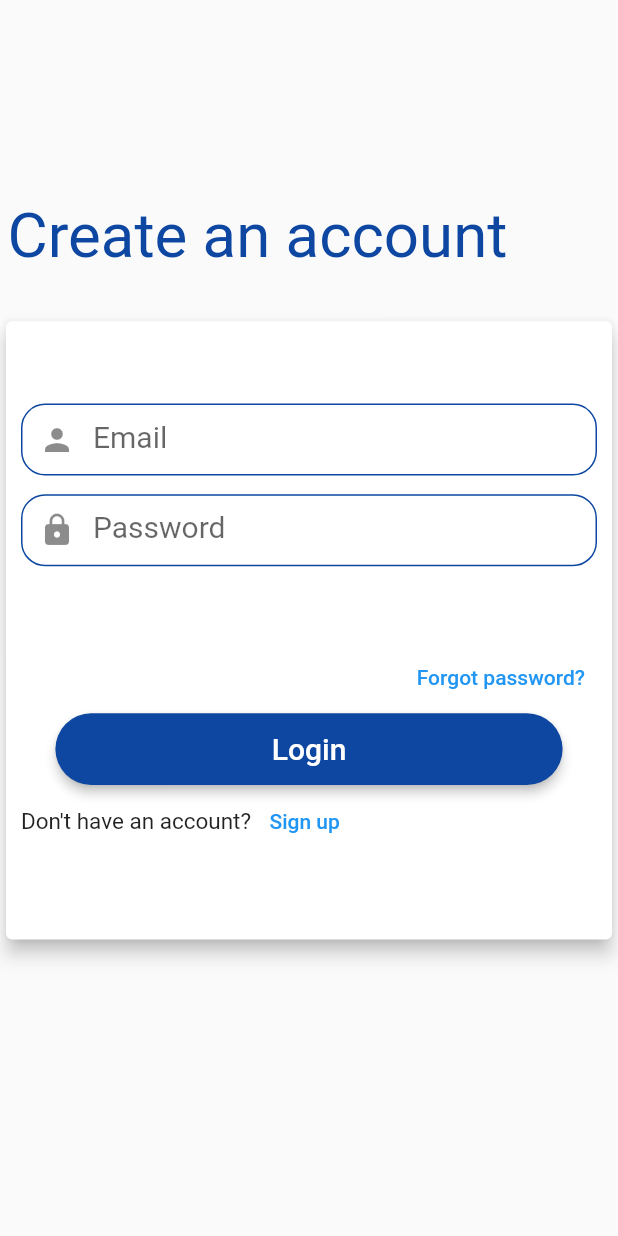
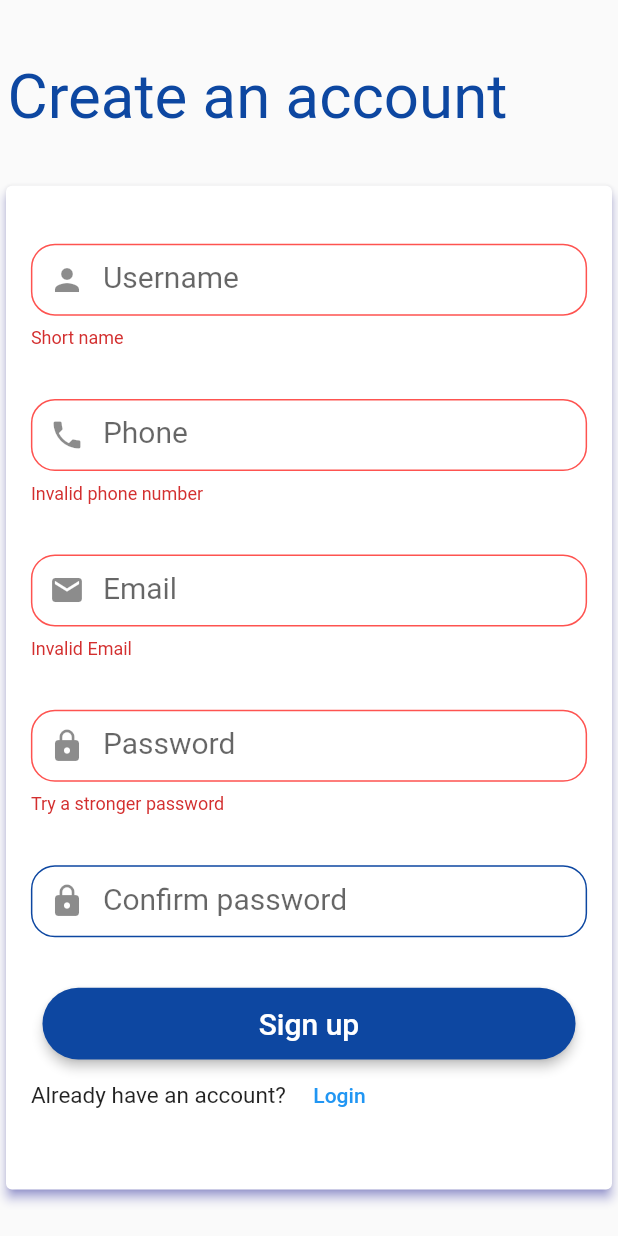
Before and after one commit to RonnyK36/finder, a Flutter app: the SignUpScreen screen opened directly, after a tap on "Sign up", on a phone screen of 412 x 824 dp. Run offline on Flutter 3.47's test engine with Material 2 defaults, Android fonts, the phone set to English and light mode, and no system bars; our stand-ins replace carousel_slider, get, google_fonts; Roboto replaces fonts that are missing (NotoSansMono-Regular, Ubuntu); project files that could hold a hidden picture were left out.

Commit message:
Sign up screen and Reset screen

```diff
--- a/lib/views/screens/landing_page.dart
+++ b/lib/views/screens/landing_page.dart
@@ -1,11 +1,8 @@
 import 'package:finder/config/configurations.dart';
-import 'package:finder/views/screens/login_ui_screen.dart';
 import 'package:finder/views/screens/root.dart';
 import 'package:finder/widgets/reusable_button.dart';
 import 'package:flutter/material.dart';
 import 'package:get/get.dart';
-
-import 'home_screen.dart';
 
 class LandingPage extends StatelessWidget {
   const LandingPage({Key? key}) : super(key: key);
--- a/lib/views/screens/sign_up_screen.dart
+++ b/lib/views/screens/sign_up_screen.dart
@@ -1,8 +1,8 @@
-import 'package:carousel_slider/carousel_options.dart';
 import 'package:finder/config/configurations.dart';
-import 'package:finder/views/screens/sign_in_form.dart';
 import 'package:finder/widgets/login_header.dart';
+import 'package:finder/widgets/rounded_text_form_field.dart';
 import 'package:finder/widgets/sign_in_buttons.dart';
+import 'package:finder/widgets/sign_up_buttons.dart';
 import 'package:flutter/material.dart';
 
 class SignUpScreen extends StatefulWidget {
@@ -13,23 +13,138 @@ class SignUpScreen extends StatefulWidget {
 }
 
 class _SignUpScreenState extends State<SignUpScreen> {
+  final formKey = GlobalKey<FormState>();
+  TextEditingController _nameController = TextEditingController();
+  TextEditingController _emailController = TextEditingController();
+  TextEditingController _phoneController = TextEditingController();
+  TextEditingController _passwordController = TextEditingController();
+  TextEditingController _confirmPasswordController = TextEditingController();
+
   @override
   Widget build(BuildContext context) {
     return Scaffold(
       body: SingleChildScrollView(
         child: Container(
-          height: Config.screenHeight! * 0.9,
+          height: Config.screenHeight! * 0.99,
           child: Column(
-            mainAxisAlignment: MainAxisAlignment.center,
+            mainAxisAlignment: MainAxisAlignment.spaceEvenly,
             children: [
               // Header of page
-              TitleSection(
-                title: 'Create an account',
+              TitleSection(title: 'Create an account'),
+              buildFormFileds(),
+            ],
+          ),
+        ),
+      ),
+    );
+  }
+
+  Card buildFormFileds() {
+    return Card(
+      elevation: 3,
+      shadowColor: kAccentColor,
+      child: Padding(
+        padding: EdgeInsets.symmetric(horizontal: 10, vertical: 5),
+        child: Center(
+          child: Column(
+            mainAxisAlignment: MainAxisAlignment.spaceEvenly,
+            children: [
+              Form(
+                key: formKey,
+                child: Container(
+                  height: Config.screenHeight! * 0.8,
+                  width: Config.screenWidth! * 0.90,
+                  child: Column(
+                    mainAxisAlignment: MainAxisAlignment.spaceEvenly,
+                    children: [
+                      RoundedTextFormField(
+                        controller: _nameController,
+                        isObscure: false,
+                        icon: Icons.person,
+                        validator: (val) {
+                          if (val.toString().length < 3) {
+                            return 'Short name';
+                          } else {
+                            return null;
+                          }
+                        },
+                        labelText: "Username",
+                        keyboardType: TextInputType.name,
+                      ),
+                      RoundedTextFormField(
+                        controller: _phoneController,
+                        isObscure: false,
+                        icon: Icons.phone,
+                        validator: (val) {
+                          if (val.toString().length != 10) {
+                            return 'Invalid phone number';
+                          } else {
+                            return null;
+                          }
+                        },
+                        labelText: "Phone",
+                        keyboardType: TextInputType.number,
+                      ),
+                      RoundedTextFormField(
+                        controller: _emailController,
+                        isObscure: false,
+                        icon: Icons.email,
+                        validator: (val) {
+                          bool _isEmailValid = RegExp(
+                                  r"^[a-zA-Z0-9.a-zA-Z0-9.!#$%&'*+-/=?^_`{|}~]+@[a-zA-Z0-9]+\.[a-zA-Z]+")
+                              .hasMatch(val);
+                          if (!_isEmailValid) {
+                            return 'Invalid Email';
+                          } else {
+                            return null;
+                          }
+                        },
+                        labelText: "Email",
+                        keyboardType: TextInputType.visiblePassword,
+                      ),
+                      RoundedTextFormField(
+                        controller: _passwordController,
+                        isObscure: true,
+                        icon: Icons.lock,
+                        validator: (val) {
+                          if (val.toString().length < 6) {
+                            return 'Try a stronger password';
+                          } else if (val.toString() == '') {
+                            return 'Password can not be empty';
+                          } else {
+                            return null;
+                          }
+                        },
+                        labelText: "Password",
+                        keyboardType: TextInputType.visiblePassword,
+                      ),
+                      RoundedTextFormField(
+                        controller: _confirmPasswordController,
+                        isObscure: true,
+                        icon: Icons.lock,
+                        validator: (val) {
+                          if (val.toString().trim() !=
+                              _passwordController.text.trim()) {
+                            return 'Passwords do not much.';
+                          } else {
+                            return null;
+                          }
+                        },
+                        labelText: "Confirm password",
+                        keyboardType: TextInputType.visiblePassword,
+                      ),
+                      SignUpButtons(
+                        formKey: formKey,
+                        emailController: _emailController,
+                        passwordController: _passwordController,
+                        confrimPasswordController: _confirmPasswordController,
+                        phoneController: _phoneController,
+                        nameController: _nameController,
+                      ),
+                    ],
+                  ),
+                ),
               ),
-              SizedBox(
-                height: Config.screenHeight! * 0.02,
-              ),
-              SignInForm(),
             ],
           ),
         ),
--- a/lib/widgets/reusable_button.dart
+++ b/lib/widgets/reusable_button.dart
@@ -1,6 +1,5 @@
 import 'package:finder/config/configurations.dart';
 import 'package:flutter/material.dart';
-import 'package:google_fonts/google_fonts.dart';
 
 ElevatedButton reusableButton(
   context, {
--- a/lib/widgets/sign_in_buttons.dart
+++ b/lib/widgets/sign_in_buttons.dart
@@ -1,7 +1,5 @@
-import 'dart:ffi';
-
 import 'package:finder/config/configurations.dart';
-import 'package:finder/views/screens/home_screen.dart';
+import 'package:finder/views/screens/reset_password.dart';
 import 'package:finder/views/screens/sign_up_screen.dart';
 import 'package:finder/widgets/reusable_button.dart';
 import 'package:flutter/material.dart';
@@ -28,7 +26,7 @@ class SignInButtons extends StatelessWidget {
           alignment: Alignment.centerRight,
           child: TextButton(
             child: Text('Forgot password?'),
-            onPressed: () {},
+            onPressed: () => Get.to(() => ResetPassword()),
           ),
         ),
         reusableButton(
--- a/lib/views/screens/sign_in_form.dart
+++ b/lib/widgets/sign_in_form.dart
@@ -1,9 +1,7 @@
 import 'package:finder/config/configurations.dart';
-import 'package:finder/views/screens/home_screen.dart';
 import 'package:finder/widgets/rounded_text_form_field.dart';
 import 'package:finder/widgets/sign_in_buttons.dart';
 import 'package:flutter/material.dart';
-import 'package:get/get.dart';
 
 class SignInForm extends StatefulWidget {
   @override
@@ -19,12 +17,13 @@ class _SignInFormState extends State<SignInForm> {
 
   @override
   Widget build(BuildContext context) {
-    return Container(
-      height: Config.screenHeight! * 0.51,
-      child: Form(
-        key: _formKey,
-        child: Card(
-          elevation: 5,
+    return Card(
+      elevation: 3,
+      shadowColor: kAccentColor,
+      child: Container(
+        height: Config.screenHeight! * 0.5,
+        child: Form(
+          key: _formKey,
           child: Padding(
             padding: EdgeInsets.symmetric(horizontal: 10, vertical: 5),
             child: Center(
@@ -48,39 +47,40 @@ class _SignInFormState extends State<SignInForm> {
 
   Column buildTextFormFields() {
     return Column(
+      mainAxisAlignment: MainAxisAlignment.spaceEvenly,
       children: [
         RoundedTextFormField(
           keyboardType: TextInputType.emailAddress,
           controller: _emailController,
           labelText: 'Email',
           icon: Icons.person,
-          validator: null,
-          // validator: (val) {
-          //   bool _isEmailValid = RegExp(
-          //           r"^[a-zA-Z0-9.a-zA-Z0-9.!#$%&'*+-/=?^_`{|}~]+@[a-zA-Z0-9]+\.[a-zA-Z]+")
-          //       .hasMatch(val);
-          //   if (!_isEmailValid) {
-          //     return 'Invalid Email';
-          //   } else {
-          //     return null;
-          //   }
-          // },
+          validator: (val) {
+            bool _isEmailValid = RegExp(
+                    r"^[a-zA-Z0-9.a-zA-Z0-9.!#$%&'*+-/=?^_`{|}~]+@[a-zA-Z0-9]+\.[a-zA-Z]+")
+                .hasMatch(val);
+            if (!_isEmailValid) {
+              return 'Invalid Email';
+            } else {
+              return null;
+            }
+          },
           isObscure: false,
         ),
-        SizedBox(height: Config.screenHeight! * 0.015),
+        SizedBox(
+          height: Config.screenHeight! * 0.030,
+        ),
         RoundedTextFormField(
           keyboardType: TextInputType.visiblePassword,
           icon: Icons.lock,
-          validator: null,
-          // validator: (val) {
-          //   if (val.toString().length < 6) {
-          //     return 'Try a stronger password';
-          //   } else if (val.toString() == '') {
-          //     return 'Password can not be empty';
-          //   } else {
-          //     return null;
-          //   }
-          // },
+          validator: (val) {
+            if (val.toString().length < 6) {
+              return 'Try a stronger password';
+            } else if (val.toString() == '') {
+              return 'Password can not be empty';
+            } else {
+              return null;
+            }
+          },
           labelText: 'Password',
           isObscure: true,
           controller: _passwordController,
--- /dev/null
+++ b/lib/widgets/sign_up_buttons.dart
@@ -0,0 +1,67 @@
+import 'package:finder/config/configurations.dart';
+import 'package:finder/views/screens/login_ui_screen.dart';
+
+import 'package:finder/widgets/reusable_button.dart';
+import 'package:flutter/material.dart';
+import 'package:get/get.dart';
+
+class SignUpButtons extends StatelessWidget {
+  const SignUpButtons({
+    required GlobalKey<FormState> formKey,
+    required TextEditingController emailController,
+    required TextEditingController phoneController,
+    required TextEditingController nameController,
+    required TextEditingController passwordController,
+    required TextEditingController confrimPasswordController,
+  })  : _formKey = formKey,
+        _nameController = nameController,
+        _phoneController = phoneController,
+        _emailController = emailController,
+        _passwordController = passwordController;
+
+  final GlobalKey<FormState> _formKey;
+  final TextEditingController _emailController;
+  final TextEditingController _phoneController;
+  final TextEditingController _nameController;
+  final TextEditingController _passwordController;
+
+  @override
+  Widget build(BuildContext context) {
+    return Column(
+      mainAxisAlignment: MainAxisAlignment.spaceEvenly,
+      children: [
+        reusableButton(
+          context,
+          padding: EdgeInsets.symmetric(
+              horizontal: Config.screenWidth! * 0.35,
+              vertical: Config.screenHeight! * 0.015),
+          label: 'Sign up',
+          onPressed: () {
+            print(_nameController.text.capitalize);
+            if (_formKey.currentState!.validate()) {
+              print('Valid form');
+              String name = _nameController.text.trim();
+              String phone = _phoneController.text.trim();
+              String email = _emailController.text.trim();
+              String password = _passwordController.text.trim();
+            }
+          },
+        ),
+        Align(
+          alignment: Alignment.centerLeft,
+          child: Row(
+            children: [
+              Text(
+                'Already have an account? ',
+                style: kUbuntu15,
+              ),
+              TextButton(
+                  onPressed: () => Get.to(() => LoginPage()),
+                  child: Text('Login')),
+            ],
+          ),
+        ),
+      ],
+    );
+  }
+}
```
Also changed, not shown: lib/views/screens/login_ui_screen.dart (+4 -7 lines), lib/views/screens/reset_password.dart (added, +69 -0 lines), lib/widgets/reset_form.dart (added, +64 -0 lines).
